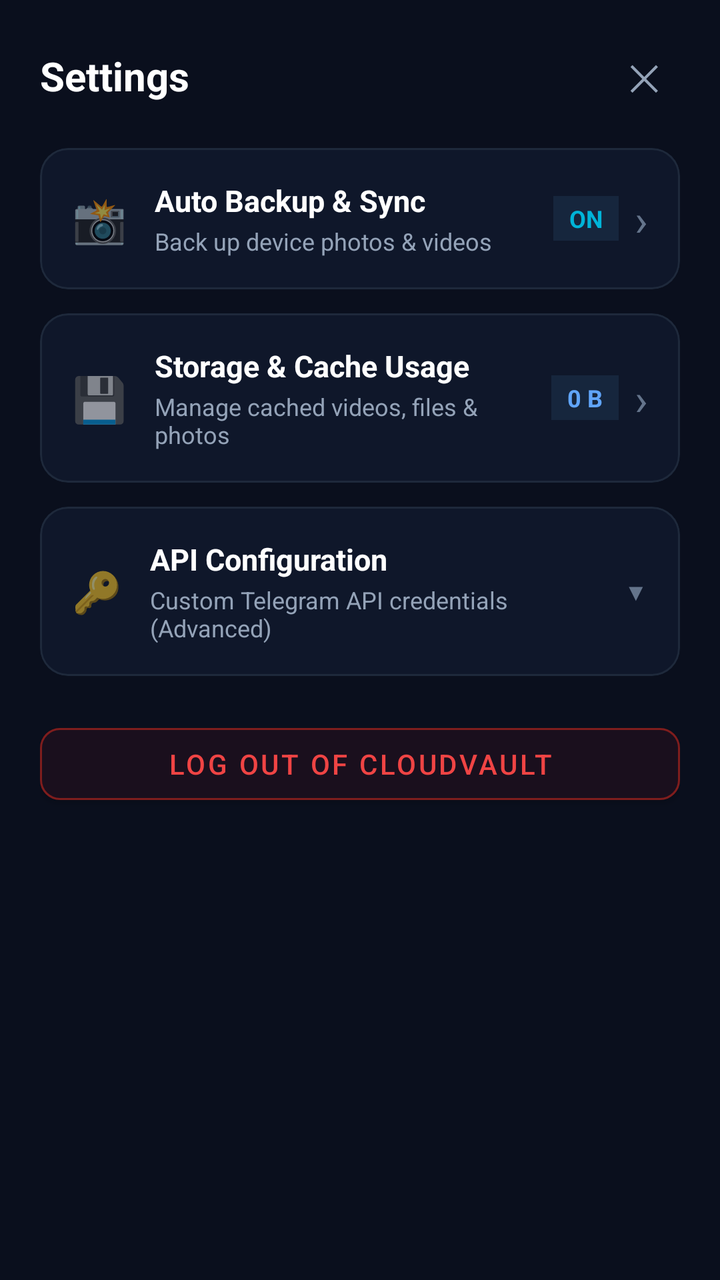
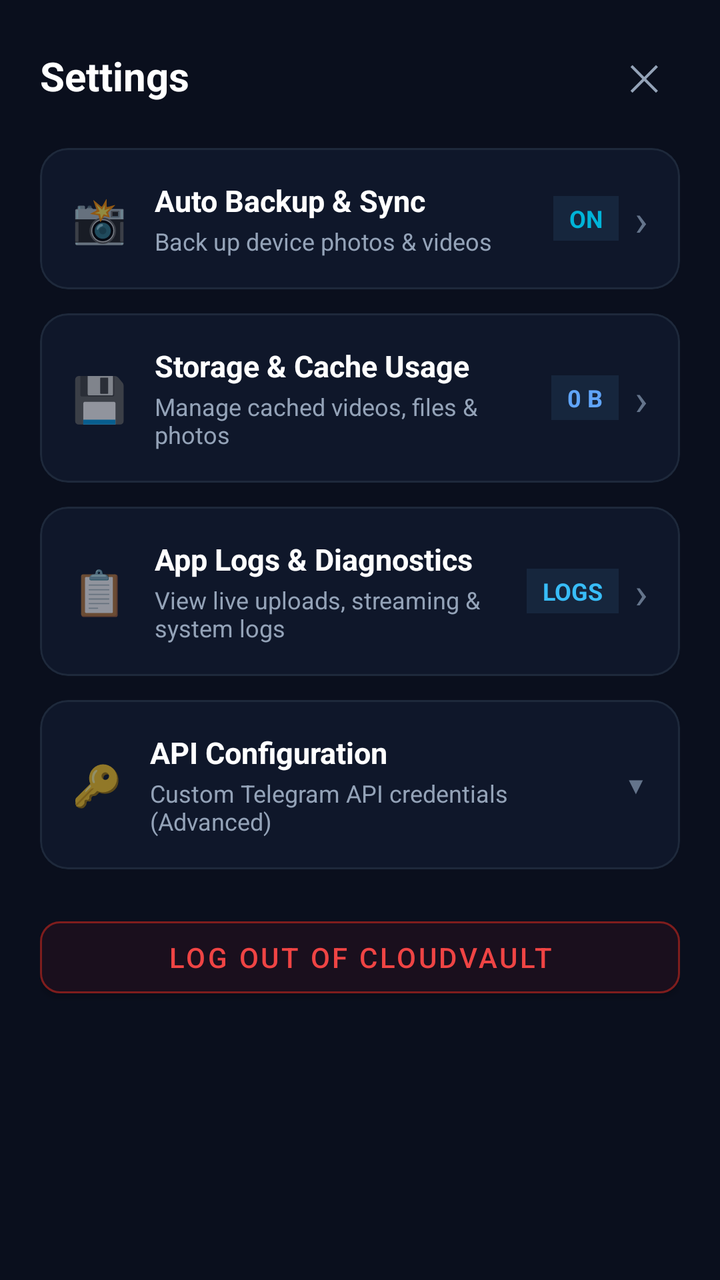

The first picture is an Android layout as it rendered before a commit; the second is the same layout after the commit. The layout source and the unified diff follow.
<!-- AndroidManifest.xml: application theme Theme.CloudVault -->
<!-- res/layout/dialog_settings.xml -->
<?xml version="1.0" encoding="utf-8"?>
<ScrollView xmlns:android="http://schemas.android.com/apk/res/android"
    xmlns:app="http://schemas.android.com/apk/res-auto"
    android:layout_width="match_parent"
    android:layout_height="wrap_content"
    android:background="#0A0F1D">

    <LinearLayout
        android:layout_width="match_parent"
        android:layout_height="wrap_content"
        android:orientation="vertical"
        android:padding="20dp">

        
        <LinearLayout
            android:layout_width="match_parent"
            android:layout_height="wrap_content"
            android:orientation="horizontal"
            android:gravity="center_vertical">

            <TextView
                android:layout_width="0dp"
                android:layout_height="wrap_content"
                android:layout_weight="1"
                android:text="Settings"
                android:textColor="#FFFFFF"
                android:textSize="20sp"
                android:textStyle="bold" />

            <TextView
                android:id="@+id/btnCloseSettings"
                android:layout_width="36dp"
                android:layout_height="36dp"
                android:gravity="center"
                android:text="✕"
                android:textColor="#94A3B8"
                android:textSize="18sp"
                android:background="?attr/selectableItemBackgroundBorderless" />
        </LinearLayout>

        
        <com.google.android.material.card.MaterialCardView
            android:id="@+id/cardOptionAutoBackup"
            android:layout_width="match_parent"
            android:layout_height="wrap_content"
            android:layout_marginTop="18dp"
            app:cardCornerRadius="14dp"
            app:cardElevation="0dp"
            app:cardBackgroundColor="#0F172A"
            app:strokeColor="#1E293B"
            app:strokeWidth="1dp"
            android:clickable="true"
            android:focusable="true">

            <LinearLayout
                android:layout_width="match_parent"
                android:layout_height="wrap_content"
                android:orientation="horizontal"
                android:gravity="center_vertical"
                android:padding="16dp">

                <TextView
                    android:layout_width="wrap_content"
                    android:layout_height="wrap_content"
                    android:text="📸"
                    android:textSize="22sp" />

                <LinearLayout
                    android:layout_width="0dp"
                    android:layout_height="wrap_content"
                    android:layout_weight="1"
                    android:layout_marginStart="14dp"
                    android:orientation="vertical">

                    <TextView
                        android:layout_width="wrap_content"
                        android:layout_height="wrap_content"
                        android:text="Auto Backup &amp; Sync"
                        android:textColor="#FFFFFF"
                        android:textSize="15sp"
                        android:textStyle="bold" />

                    <TextView
                        android:id="@+id/tvSettingsAutoBackupSummary"
                        android:layout_width="wrap_content"
                        android:layout_height="wrap_content"
                        android:layout_marginTop="2dp"
                        android:text="Back up device photos &amp; videos"
                        android:textColor="#94A3B8"
                        android:textSize="12sp" />
                </LinearLayout>

                <TextView
                    android:id="@+id/tvSettingsAutoBackupBadge"
                    android:layout_width="wrap_content"
                    android:layout_height="wrap_content"
                    android:text="ON"
                    android:textColor="@color/accent_cyan"
                    android:textSize="12sp"
                    android:textStyle="bold"
                    android:paddingStart="8dp"
                    android:paddingEnd="8dp"
                    android:paddingTop="3dp"
                    android:paddingBottom="3dp"
                    android:background="#16263D" />

                <TextView
                    android:layout_width="wrap_content"
                    android:layout_height="wrap_content"
                    android:layout_marginStart="8dp"
                    android:text="›"
                    android:textColor="#64748B"
                    android:textSize="22sp" />
            </LinearLayout>
        </com.google.android.material.card.MaterialCardView>

        
        <com.google.android.material.card.MaterialCardView
            android:id="@+id/cardOptionCacheManager"
            android:layout_width="match_parent"
            android:layout_height="wrap_content"
            android:layout_marginTop="12dp"
            app:cardCornerRadius="14dp"
            app:cardElevation="0dp"
            app:cardBackgroundColor="#0F172A"
            app:strokeColor="#1E293B"
            app:strokeWidth="1dp"
            android:clickable="true"
            android:focusable="true">

            <LinearLayout
                android:layout_width="match_parent"
                android:layout_height="wrap_content"
                android:orientation="horizontal"
                android:gravity="center_vertical"
                android:padding="16dp">

                <TextView
                    android:layout_width="wrap_content"
                    android:layout_height="wrap_content"
                    android:text="💾"
                    android:textSize="22sp" />

                <LinearLayout
                    android:layout_width="0dp"
                    android:layout_height="wrap_content"
                    android:layout_weight="1"
                    android:layout_marginStart="14dp"
                    android:orientation="vertical">

                    <TextView
                        android:layout_width="wrap_content"
                        android:layout_height="wrap_content"
                        android:text="Storage &amp; Cache Usage"
                        android:textColor="#FFFFFF"
                        android:textSize="15sp"
                        android:textStyle="bold" />

                    <TextView
                        android:id="@+id/tvSettingsCacheSummary"
                        android:layout_width="wrap_content"
                        android:layout_height="wrap_content"
                        android:layout_marginTop="2dp"
                        android:text="Manage cached videos, files &amp; photos"
                        android:textColor="#94A3B8"
                        android:textSize="12sp" />
                </LinearLayout>

                <TextView
                    android:id="@+id/tvSettingsCacheSizeBadge"
                    android:layout_width="wrap_content"
                    android:layout_height="wrap_content"
                    android:text="0 B"
                    android:textColor="#60A5FA"
                    android:textSize="12sp"
                    android:textStyle="bold"
                    android:paddingStart="8dp"
                    android:paddingEnd="8dp"
                    android:paddingTop="3dp"
                    android:paddingBottom="3dp"
                    android:background="#16263D" />

                <TextView
                    android:layout_width="wrap_content"
                    android:layout_height="wrap_content"
                    android:layout_marginStart="8dp"
                    android:text="›"
                    android:textColor="#64748B"
                    android:textSize="22sp" />
            </LinearLayout>
        </com.google.android.material.card.MaterialCardView>

        
        <com.google.android.material.card.MaterialCardView
            android:layout_width="match_parent"
            android:layout_height="wrap_content"
            android:layout_marginTop="12dp"
            app:cardCornerRadius="14dp"
            app:cardElevation="0dp"
            app:cardBackgroundColor="#0F172A"
            app:strokeColor="#1E293B"
            app:strokeWidth="1dp">

            <LinearLayout
                android:layout_width="match_parent"
                android:layout_height="wrap_content"
                android:orientation="vertical">

                
                <LinearLayout
                    android:id="@+id/layoutToggleApiSettings"
                    android:layout_width="match_parent"
                    android:layout_height="wrap_content"
                    android:orientation="horizontal"
                    android:gravity="center_vertical"
                    android:padding="16dp"
                    android:background="?attr/selectableItemBackground">

                    <TextView
                        android:layout_width="wrap_content"
                        android:layout_height="wrap_content"
                        android:text="🔑"
                        android:textSize="20sp" />

                    <LinearLayout
                        android:layout_width="0dp"
                        android:layout_height="wrap_content"
                        android:layout_weight="1"
                        android:layout_marginStart="14dp"
                        android:orientation="vertical">

                        <TextView
                            android:layout_width="wrap_content"
                            android:layout_height="wrap_content"
                            android:text="API Configuration"
                            android:textColor="#FFFFFF"
                            android:textSize="15sp"
                            android:textStyle="bold" />

                        <TextView
                            android:layout_width="wrap_content"
                            android:layout_height="wrap_content"
                            android:layout_marginTop="2dp"
                            android:text="Custom Telegram API credentials (Advanced)"
                            android:textColor="#94A3B8"
                            android:textSize="12sp" />
                    </LinearLayout>

                    <TextView
                        android:id="@+id/tvApiExpandIcon"
                        android:layout_width="wrap_content"
                        android:layout_height="wrap_content"
                        android:text="▼"
                        android:textColor="#64748B"
                        android:textSize="12sp" />
                </LinearLayout>

                
                <LinearLayout
                    android:id="@+id/layoutApiFields"
                    android:layout_width="match_parent"
                    android:layout_height="wrap_content"
                    android:orientation="vertical"
                    android:paddingStart="16dp"
                    android:paddingEnd="16dp"
                    android:paddingBottom="16dp"
                    android:visibility="gone">

                    <View
                        android:layout_width="match_parent"
                        android:layout_height="1dp"
                        android:layout_marginBottom="12dp"
                        android:background="#1E293B" />

                    <TextView
                        android:layout_width="match_parent"
                        android:layout_height="wrap_content"
                        android:text="API ID"
                        android:textColor="#94A3B8"
                        android:textSize="12sp" />

                    <EditText
                        android:id="@+id/etSettingsApiId"
                        android:layout_width="match_parent"
                        android:layout_height="wrap_content"
                        android:layout_marginTop="4dp"
                        android:background="#1E293B"
                        android:hint="••••••••"
                        android:inputType="numberPassword"
                        android:padding="10dp"
                        android:textColor="#FFFFFF"
                        android:textColorHint="#64748B"
                        android:textSize="13sp" />

                    <TextView
                        android:layout_width="match_parent"
                        android:layout_height="wrap_content"
                        android:layout_marginTop="10dp"
                        android:text="API Hash"
                        android:textColor="#94A3B8"
                        android:textSize="12sp" />

                    <EditText
                        android:id="@+id/etSettingsApiHash"
                        android:layout_width="match_parent"
                        android:layout_height="wrap_content"
                        android:layout_marginTop="4dp"
                        android:background="#1E293B"
                        android:hint="••••••••••••••••••••••••••••••••"
                        android:inputType="textPassword"
                        android:padding="10dp"
                        android:textColor="#FFFFFF"
                        android:textColorHint="#64748B"
                        android:textSize="13sp" />

                    <com.google.android.material.button.MaterialButton
                        android:id="@+id/btnSaveCredentials"
                        android:layout_width="match_parent"
                        android:layout_height="wrap_content"
                        android:layout_marginTop="12dp"
                        android:text="Save API Credentials"
                        android:textColor="#FFFFFF"
                        app:backgroundTint="#334155"
                        app:cornerRadius="8dp" />
                </LinearLayout>

            </LinearLayout>
        </com.google.android.material.card.MaterialCardView>

        
        <com.google.android.material.button.MaterialButton
            android:id="@+id/btnSettingsLogout"
            android:layout_width="match_parent"
            android:layout_height="wrap_content"
            android:layout_marginTop="20dp"
            android:text="Log Out of CloudVault"
            android:textColor="#EF4444"
            app:backgroundTint="#1A0F1D"
            app:strokeColor="#7F1D1D"
            app:strokeWidth="1dp"
            app:cornerRadius="10dp" />

    </LinearLayout>
</ScrollView>
<!-- resources referenced by this layout -->
<resources>
  <color name="accent_cyan">#00B4D8</color>
  <style name="Theme.CloudVault" parent="Theme.MaterialComponents.DayNight.NoActionBar">
          <item name="colorPrimary">@color/accent_blue</item>
          <item name="colorSecondary">@color/accent_cyan</item>
          <item name="android:statusBarColor">@color/bg_dark</item>
          <item name="android:windowBackground">@color/bg_dark</item>
      </style>
  <color name="accent_blue">#1976D2</color>
  <color name="bg_dark">#080E18</color>
</resources>

<!-- the commit's change to res/layout/dialog_settings.xml (unified diff, before → after) -->
@@ -192,6 +192,82 @@
 
         
         <com.google.android.material.card.MaterialCardView
+            android:id="@+id/cardOptionAppLogs"
+            android:layout_width="match_parent"
+            android:layout_height="wrap_content"
+            android:layout_marginTop="12dp"
+            app:cardCornerRadius="14dp"
+            app:cardElevation="0dp"
+            app:cardBackgroundColor="#0F172A"
+            app:strokeColor="#1E293B"
+            app:strokeWidth="1dp"
+            android:clickable="true"
+            android:focusable="true">
+
+            <LinearLayout
+                android:layout_width="match_parent"
+                android:layout_height="wrap_content"
+                android:orientation="horizontal"
+                android:gravity="center_vertical"
+                android:padding="16dp">
+
+                <TextView
+                    android:layout_width="wrap_content"
+                    android:layout_height="wrap_content"
+                    android:text="📋"
+                    android:textSize="22sp" />
+
+                <LinearLayout
+                    android:layout_width="0dp"
+                    android:layout_height="wrap_content"
+                    android:layout_weight="1"
+                    android:layout_marginStart="14dp"
+                    android:orientation="vertical">
+
+                    <TextView
+                        android:layout_width="wrap_content"
+                        android:layout_height="wrap_content"
+                        android:text="App Logs &amp; Diagnostics"
+                        android:textColor="#FFFFFF"
+                        android:textSize="15sp"
+                        android:textStyle="bold" />
+
+                    <TextView
+                        android:id="@+id/tvSettingsLogsSummary"
+                        android:layout_width="wrap_content"
+                        android:layout_height="wrap_content"
+                        android:layout_marginTop="2dp"
+                        android:text="View live uploads, streaming &amp; system logs"
+                        android:textColor="#94A3B8"
+                        android:textSize="12sp" />
+                </LinearLayout>
+
+                <TextView
+                    android:id="@+id/tvSettingsLogsCountBadge"
+                    android:layout_width="wrap_content"
+                    android:layout_height="wrap_content"
+                    android:text="LOGS"
+                    android:textColor="#38BDF8"
+                    android:textSize="12sp"
+                    android:textStyle="bold"
+                    android:paddingStart="8dp"
+                    android:paddingEnd="8dp"
+                    android:paddingTop="3dp"
+                    android:paddingBottom="3dp"
+                    android:background="#16263D" />
+
+                <TextView
+                    android:layout_width="wrap_content"
+                    android:layout_height="wrap_content"
+                    android:layout_marginStart="8dp"
+                    android:text="›"
+                    android:textColor="#64748B"
+                    android:textSize="22sp" />
+            </LinearLayout>
+        </com.google.android.material.card.MaterialCardView>
+
+        
+        <com.google.android.material.card.MaterialCardView
             android:layout_width="match_parent"
             android:layout_height="wrap_content"
             android:layout_marginTop="12dp"
